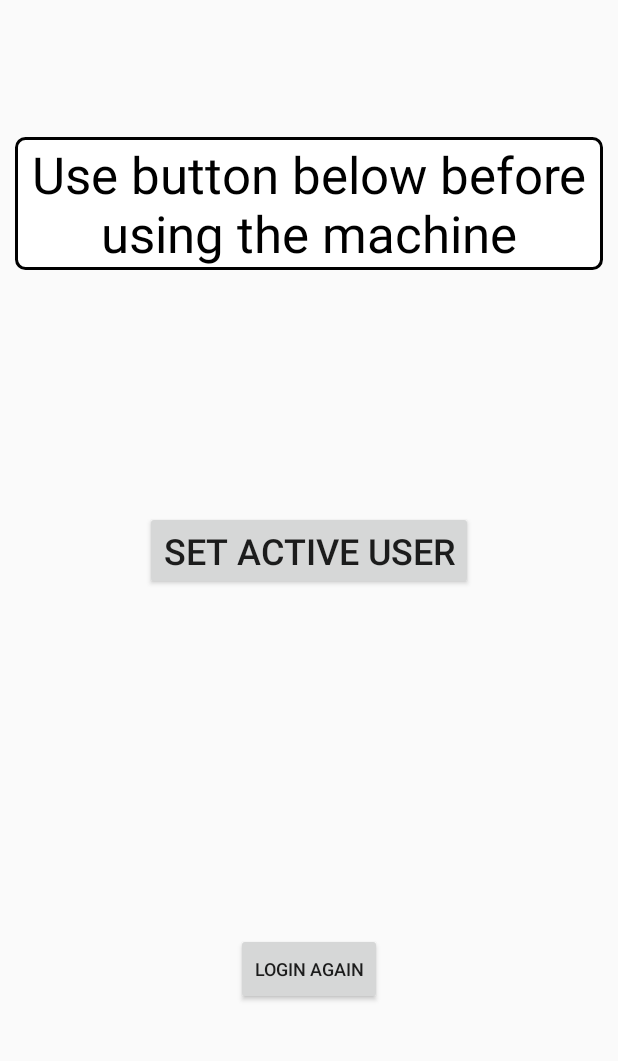
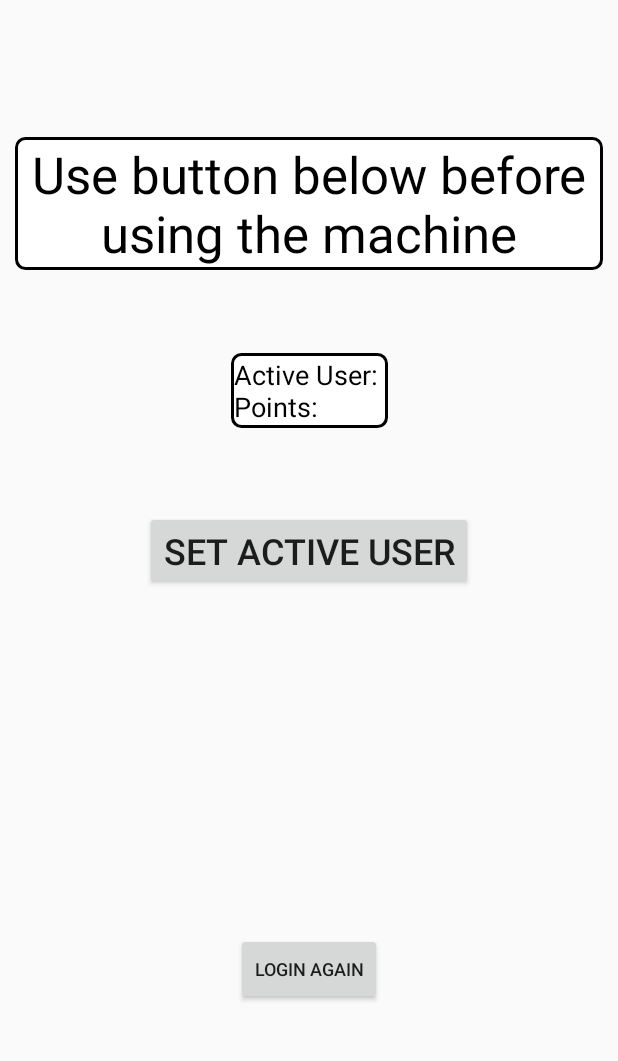
Before and after one commit to grdereken/IntelligentRecyclingSystem, an Android app: the MainActivity screen opened directly, with no data from a screen before it, after a tap on "SET ACTIVE USER", on a phone screen of 412 x 824 dp, the part 84-1145 px from its top. Run offline under Robolectric (Android 15) with nearby library versions, the phone set to English and light mode, and no system bars; our stand-ins replace Volley; network calls fail; 1 statement that could not run was skipped.

Commit message:
Added rudimentary active user text to mobile

```diff
--- a/code/Mobile/app/src/main/java/com/gelkalampakas/schoolauthenticator/activities/LoginActivity.kt
+++ b/code/Mobile/app/src/main/java/com/gelkalampakas/schoolauthenticator/activities/LoginActivity.kt
@@ -48,7 +48,8 @@ class LoginActivity : AppCompatActivity() {
 
     private lateinit var tempName: String
     private lateinit var tempPassword: String
-    private fun loginHandler(isLoginValid: Boolean) {
+    private fun loginHandler(response: String) {
+        val isLoginValid = response.toBoolean()
 
         setInvalidLoginViewVisibility(isLoginValid)
 
@@ -63,7 +64,7 @@ class LoginActivity : AppCompatActivity() {
         tempName = nameView.text.toString()
         tempPassword = passwordView.text.toString()
 
-        httpHandler.getRequest(url, LoginData(tempName, tempPassword), ::loginHandler, ::showRequestFailureToast)
+        httpHandler.getRequestWithLoginData(url, LoginData(tempName, tempPassword), ::loginHandler, ::showRequestFailureToast)
     }
 
     private fun switchToMainActivity(){
--- a/code/Mobile/app/src/main/java/com/gelkalampakas/schoolauthenticator/activities/MainActivity.kt
+++ b/code/Mobile/app/src/main/java/com/gelkalampakas/schoolauthenticator/activities/MainActivity.kt
@@ -1,10 +1,13 @@
 package com.gelkalampakas.schoolauthenticator.activities
 
 import android.content.Intent
+import android.os.Bundle
+import android.os.Handler
+import android.os.Looper
+import android.widget.Button
+import android.widget.TextView
+import android.widget.Toast
 import androidx.appcompat.app.AppCompatActivity
-import android.os.Bundle
-import android.widget.Button
-import android.widget.Toast
 import androidx.appcompat.widget.Toolbar
 import com.gelkalampakas.schoolauthenticator.R
 import com.gelkalampakas.schoolauthenticator.handlers.*
@@ -15,8 +18,13 @@ class MainActivity : AppCompatActivity() {
 
     private lateinit var toolbar: Toolbar
 
+    private lateinit var activeUserView: TextView
+
     private lateinit var setActiveUserButton: Button
     private lateinit var loginAgainButton: Button
+
+    private var activeUser = ""
+    private var activeUserPoints = ""
 
     override fun onCreate(savedInstanceState: Bundle?) {
         super.onCreate(savedInstanceState)
@@ -30,21 +38,25 @@ class MainActivity : AppCompatActivity() {
         toolbar = findViewById(R.id.mainActivityToolbar)
         toolbar.setOnMenuItemClickListener { toolbarHandler(this, it) }
 
+        activeUserView = findViewById(R.id.activeUserView)
+
         setActiveUserButton = findViewById(R.id.setActiveUserButton)
         setActiveUserButton.setOnClickListener {setActiveUser()}
 
         loginAgainButton = findViewById(R.id.loginAgainButton)
         loginAgainButton.setOnClickListener {switchToLoginActivity()}
+
+        setupUserPoll()
     }
 
     private fun setActiveUser() {
         val loginData = preferenceHandler.getLoginData()
 
         val url = "/setActiveUser/"
-        httpHandler.getRequest(url, loginData, ::showRequestSuccessToast, ::showRequestFailureToast)
+        httpHandler.getRequestWithLoginData(url, loginData, ::showRequestSuccessToast, ::showRequestFailureToast)
     }
 
-    // If preferences not set, force a login
+    // If preferences are not set, force a login
     private fun forceLogin() {
         if(!preferenceHandler.getLoginData().isValid()) switchToLoginActivity()
     }
@@ -56,9 +68,7 @@ class MainActivity : AppCompatActivity() {
         finish()
     }
 
-    private fun showRequestSuccessToast(activeUserChanged: Boolean) {
-        //if(!activeUserChanged) return
-
+    private fun showRequestSuccessToast(activeUserChanged: String) {
         val toast = Toast.makeText(this, "Success, you can now use the device", Toast.LENGTH_LONG)
         toast.show()
     }
@@ -67,4 +77,38 @@ class MainActivity : AppCompatActivity() {
         val toast = Toast.makeText(applicationContext, error, Toast.LENGTH_LONG)
         toast.show()
     }
+
+    private fun sendGetRequests() {
+        var url = "/getActiveUser/"
+        httpHandler.getRequest(url, ::getActiveUser, ::showRequestFailureToast)
+
+        url = "/getPoints/"
+        httpHandler.getRequest(url, ::getPoints, ::showRequestFailureToast)
+    }
+
+    private fun setupUserPoll() {
+        val mainHandler = Handler(Looper.getMainLooper())
+
+        mainHandler.post(object : Runnable {
+            override fun run() {
+                sendGetRequests()
+                mainHandler.postDelayed(this, 3000)
+            }
+        })
+    }
+
+    private fun updateActiveUser() {
+        val newText = String.format("Active User: %s\nPoints: %s", activeUser, activeUserPoints)
+        activeUserView.setText(newText)
+    }
+
+    private fun getActiveUser(newActiveUser: String) {
+        activeUser = newActiveUser
+        updateActiveUser()
+    }
+
+    private fun getPoints(newPoints: String) {
+        activeUserPoints = newPoints
+        updateActiveUser()
+    }
 }
--- a/code/Mobile/app/src/main/java/com/gelkalampakas/schoolauthenticator/handlers/HttpHandler.kt
+++ b/code/Mobile/app/src/main/java/com/gelkalampakas/schoolauthenticator/handlers/HttpHandler.kt
@@ -10,20 +10,23 @@ import com.gelkalampakas.schoolauthenticator.models.LoginData
 class HttpHandler(private val context: Context) {
     var preferenceHandler: PreferenceHandler = PreferenceHandler(context)
 
-    fun getRequest(url: String, loginData: LoginData, funToCall: (input: Boolean) -> Any, errorFunToCall: (input: String) -> Any) {
-        val queue = Volley.newRequestQueue(context)
-
-
-        val username = loginData.username
-        val password = loginData.password
-        val fullUrl = "http://" + preferenceHandler.getIP() + url + String.format("?username=%s&password=%s", username, password)
-
+    val queue = Volley.newRequestQueue(context)
+    fun getRequest(url: String, funToCall: (input: String) -> Any, errorFunToCall: (input: String) -> Any) {
+        val fullUrl = "http://" + preferenceHandler.getIP() + url
         val stringRequest = StringRequest(Request.Method.GET, fullUrl,
             { response ->
-                funToCall(response.toString().toBoolean())
+                funToCall(response.toString())
             },
             { error -> errorFunToCall(error.toString())})
 
         queue.add(stringRequest)
     }
+
+    fun getRequestWithLoginData(url: String, loginData: LoginData, funToCall: (input: String) -> Any, errorFunToCall: (input: String) -> Any) {
+        val username = loginData.username
+        val password = loginData.password
+
+        val urlWithLoginData = url + String.format("?username=%s&password=%s", username, password)
+        getRequest(urlWithLoginData, funToCall, errorFunToCall)
+    }
 }
--- a/code/Mobile/app/src/main/res/layout/activity_main.xml
+++ b/code/Mobile/app/src/main/res/layout/activity_main.xml
@@ -60,4 +60,17 @@
         app:menu="@menu/toolbar_menu"
         app:title="School Authenticator"
         app:titleTextColor="@color/white" />
+
+    <TextView
+        android:id="@+id/activeUserView"
+        android:layout_width="wrap_content"
+        android:layout_height="wrap_content"
+        android:background="@drawable/back"
+        android:text="Active User: \nPoints: "
+        android:textColor="@color/black"
+        android:textSize="18sp"
+        app:layout_constraintBottom_toTopOf="@+id/setActiveUserButton"
+        app:layout_constraintEnd_toEndOf="parent"
+        app:layout_constraintStart_toStartOf="parent"
+        app:layout_constraintTop_toBottomOf="@+id/noteView" />
 </androidx.constraintlayout.widget.ConstraintLayout>
```
Also changed, not shown: 1 other file.
